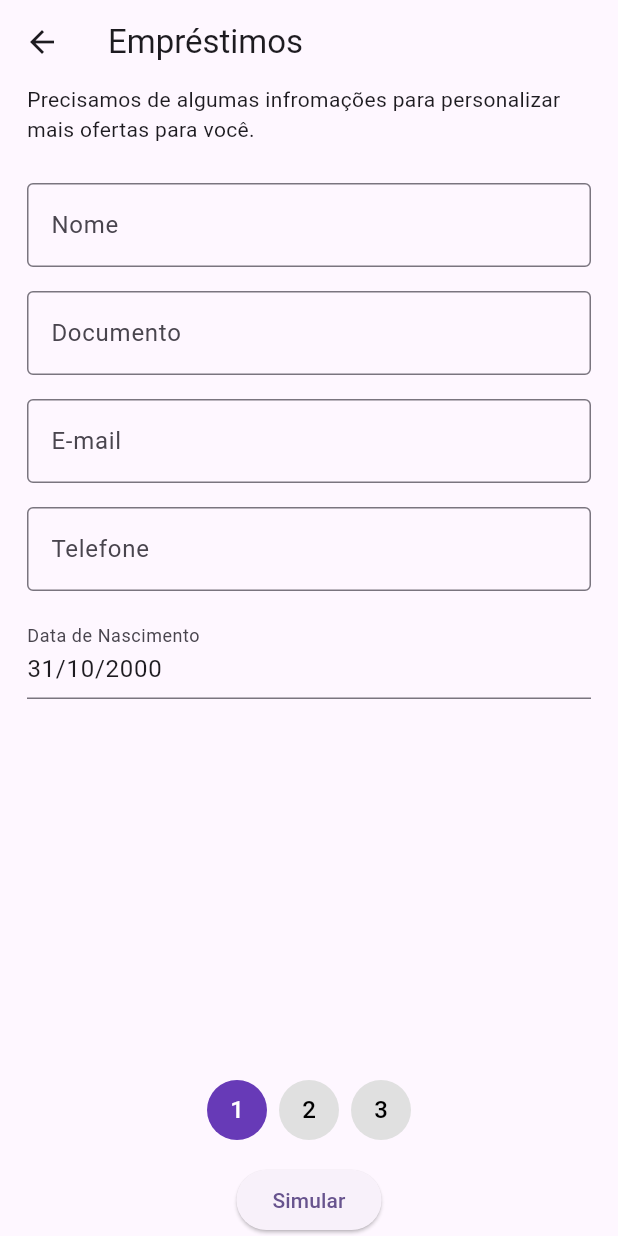
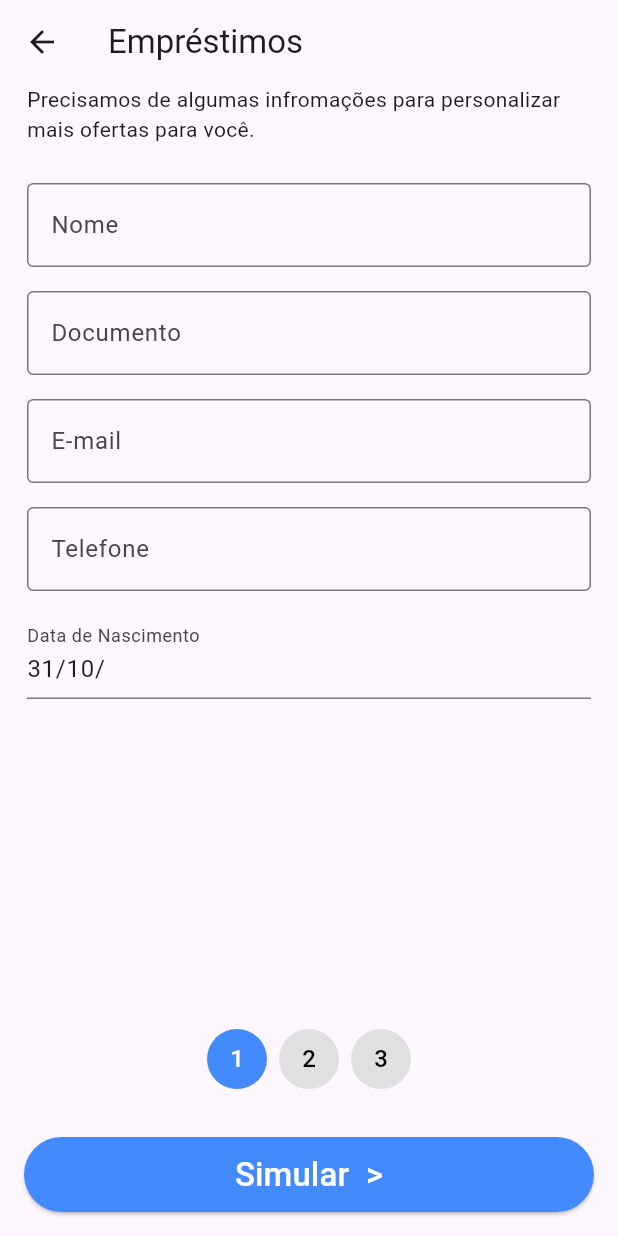
Before and after one commit to herverson/globaltech, a Flutter app: the screen it shows after launch, after a tap on "Empréstimos", on a phone screen of 412 x 824 dp. Run offline on Flutter 3.47's test engine with Material 3 defaults, Android fonts, the light colour scheme and no system bars; our stand-ins replace flutter_bloc.

Commit message:
update layout and colors

```diff
--- a/lib/pages/home_page.dart
+++ b/lib/pages/home_page.dart
@@ -31,7 +31,7 @@ class HomePage extends StatelessWidget {
               child: TextField(
                 decoration: InputDecoration(
                   hintText: 'Buscar',
-                  suffixIcon: Icon(Icons.search),
+                  suffixIcon: Icon(Icons.search, color: Colors.blueAccent),
                   border: OutlineInputBorder(
                     borderRadius: BorderRadius.circular(8),
                   ),
@@ -62,13 +62,13 @@ class HomePage extends StatelessWidget {
                         shape: RoundedRectangleBorder(
                           borderRadius: BorderRadius.circular(8),
                         ),
-                        color: Colors.grey[300],
+                        color: Colors.deepPurpleAccent,
                         child: Container(
-                          width: 300, // Largura do banner
+                          width: 300,
                           padding: const EdgeInsets.all(16),
                           child: Row(
                             children: [
-                              Icon(Icons.image, size: 40),
+                              Icon(Icons.image, size: 40, color: Colors.white),
                               SizedBox(width: 16),
                               Column(
                                 crossAxisAlignment: CrossAxisAlignment.start,
@@ -79,10 +79,14 @@ class HomePage extends StatelessWidget {
                                     style: TextStyle(
                                       fontWeight: FontWeight.bold,
                                       fontSize: 18,
+                                      color: Colors.white, // Texto branco
                                     ),
                                   ),
                                   SizedBox(height: 8),
-                                  Text(banner['description'] ?? ''),
+                                  Text(
+                                    banner['description'] ?? '',
+                                    style: TextStyle(color: Colors.white),
+                                  ),
                                 ],
                               ),
                             ],
@@ -119,7 +123,7 @@ class HomePage extends StatelessWidget {
                           ),
                           Chip(
                             label: Text("Estado jornada"),
-                            backgroundColor: Colors.grey[300],
+                            backgroundColor: Colors.blueAccent[100],
                           ),
                         ],
                       ),
@@ -132,6 +136,7 @@ class HomePage extends StatelessWidget {
                             style: TextStyle(
                               fontSize: 18,
                               fontWeight: FontWeight.bold,
+                              color: Colors.greenAccent[700],
                             ),
                           ),
                           Text(
@@ -146,7 +151,7 @@ class HomePage extends StatelessWidget {
                         children: [
                           Chip(
                             label: Text("Mais detalhes >"),
-                            backgroundColor: Colors.grey[300],
+                            backgroundColor: Colors.greenAccent[100],
                           ),
                           Text(
                             "Data: 10/04/2024",
@@ -190,16 +195,23 @@ class HomePage extends StatelessWidget {
                       onTap: () {
                         Navigator.pushNamed(context, '/questions');
                       },
-                      child:
-                          buildGridButton("Empréstimos", Icons.monetization_on),
+                      child: buildGridButton("Empréstimos",
+                          Icons.monetization_on, Colors.tealAccent[400]),
                     ),
-                    buildGridButton("Consórcios", Icons.account_balance),
-                    buildGridButton("Financiamentos", Icons.attach_money),
-                    buildGridButton("Investimentos", Icons.bar_chart),
-                    buildGridButton("Plano de Saúde", Icons.local_hospital),
-                    buildGridButton("Seguros", Icons.security),
-                    buildGridButton("Outros", Icons.more_horiz),
-                    buildGridButton("Promoções", Icons.local_offer),
+                    buildGridButton("Consórcios", Icons.account_balance,
+                        Colors.purpleAccent),
+                    buildGridButton("Financiamentos", Icons.attach_money,
+                        Colors.orangeAccent),
+                    buildGridButton(
+                        "Investimentos", Icons.bar_chart, Colors.greenAccent),
+                    buildGridButton("Plano de Saúde", Icons.local_hospital,
+                        Colors.redAccent),
+                    buildGridButton(
+                        "Seguros", Icons.security, Colors.blueAccent),
+                    buildGridButton(
+                        "Outros", Icons.more_horiz, Colors.pinkAccent),
+                    buildGridButton(
+                        "Promoções", Icons.local_offer, Colors.amber),
                   ],
                 ),
               ),
@@ -209,41 +221,41 @@ class HomePage extends StatelessWidget {
       ),
       bottomNavigationBar: BottomNavigationBar(
         type: BottomNavigationBarType.fixed,
-        backgroundColor: Colors.white,
-        selectedItemColor: Colors.blue,
-        unselectedItemColor: Colors.grey,
+        backgroundColor: Colors.blueGrey[50],
+        selectedItemColor: Colors.blueAccent,
+        unselectedItemColor: Colors.blueGrey,
         items: [
           BottomNavigationBarItem(
             icon: CircleAvatar(
-              backgroundColor: Colors.grey[300],
+              backgroundColor: Colors.blueAccent[100],
               child: Icon(Icons.home, color: Colors.black),
             ),
             label: 'Início',
           ),
           BottomNavigationBarItem(
             icon: CircleAvatar(
-              backgroundColor: Colors.grey[300],
+              backgroundColor: Colors.blueAccent[100],
               child: Icon(Icons.file_copy, color: Colors.black),
             ),
             label: 'Propostas Contratos',
           ),
           BottomNavigationBarItem(
             icon: CircleAvatar(
-              backgroundColor: Colors.grey[300],
+              backgroundColor: Colors.blueAccent[100],
               child: Icon(Icons.local_offer, color: Colors.black),
             ),
             label: 'Promoções',
           ),
           BottomNavigationBarItem(
             icon: CircleAvatar(
-              backgroundColor: Colors.grey[300],
+              backgroundColor: Colors.blueAccent[100],
               child: Icon(Icons.help, color: Colors.black),
             ),
             label: 'Ajuda',
           ),
           BottomNavigationBarItem(
             icon: CircleAvatar(
-              backgroundColor: Colors.grey[300],
+              backgroundColor: Colors.blueAccent[100],
               child: Icon(Icons.menu, color: Colors.black),
             ),
             label: 'Menu',
@@ -253,12 +265,12 @@ class HomePage extends StatelessWidget {
     );
   }
 
-  Widget buildGridButton(String title, IconData icon) {
+  Widget buildGridButton(String title, IconData icon, Color? color) {
     return Card(
       shape: RoundedRectangleBorder(
         borderRadius: BorderRadius.circular(10),
       ),
-      color: Colors.grey[300],
+      color: color,
       child: Padding(
         padding: const EdgeInsets.all(8.0),
         child: Stack(
@@ -270,6 +282,7 @@ class HomePage extends StatelessWidget {
                 style: TextStyle(
                   fontSize: 16,
                   fontWeight: FontWeight.bold,
+                  color: Colors.white,
                 ),
               ),
             ),
@@ -278,6 +291,7 @@ class HomePage extends StatelessWidget {
               child: Icon(
                 icon,
                 size: 30,
+                color: Colors.white,
               ),
             ),
           ],
--- a/lib/pages/questions_page.dart
+++ b/lib/pages/questions_page.dart
@@ -46,12 +46,21 @@ class QuestionsPage extends StatelessWidget {
                 ),
                 buildPagination(context, pageIndex),
                 SizedBox(height: 16),
-                ElevatedButton(
-                  onPressed: () {
-                    _showSubmissionDialog(context);
-                  },
-                  child: Text('Simular'),
-                ),
+                Padding(
+                  padding: const EdgeInsets.all(16.0),
+                  child: ElevatedButton(
+                    onPressed: () {
+                      _showSubmissionDialog(context);
+                    },
+                    style: ElevatedButton.styleFrom(
+                        minimumSize: Size.fromHeight(50),
+                        backgroundColor: Colors.blueAccent),
+                    child: Text(
+                      'Simular  >',
+                      style: TextStyle(fontSize: 22, color: Colors.white),
+                    ),
+                  ),
+                )
               ],
             );
           },
@@ -138,7 +147,7 @@ class QuestionsPage extends StatelessWidget {
             },
             child: CircleAvatar(
               backgroundColor:
-                  pageIndex == index ? Colors.deepPurple : Colors.grey[300],
+                  pageIndex == index ? Colors.blueAccent : Colors.grey[300],
               child: Text(
                 '${index + 1}',
                 style: TextStyle(
--- a/lib/services/questions.dart
+++ b/lib/services/questions.dart
@@ -3,7 +3,7 @@ final List<Map<String, dynamic>> questions = [
   {"name": "Documento", "type": 1, "value": null},
   {"name": "E-mail", "type": 1, "value": null},
   {"name": "Telefone", "type": 1, "value": null},
-  {"name": "Data de Nascimento", "type": 2, "value": "31/10/2000"},
+  {"name": "Data de Nascimento", "type": 2, "value": "31/10/  "},
   {
     "name": "GÊNERO",
     "type": 5,
```
